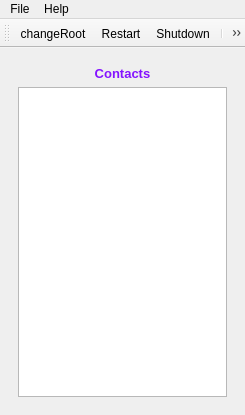
The window that client/qt/client.ui (LaKabane/tNETacle) describes before a commit, drawn with Qt 5.
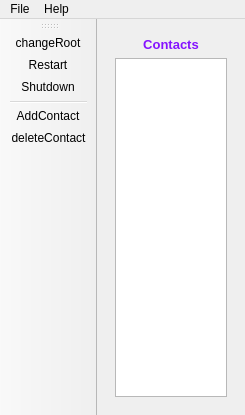
The same window after the commit. Icons and pictures are not drawn.

Commit message: change to client default position

What changed in the file:
```diff
--- a/client/qt/client.ui
+++ b/client/qt/client.ui
@@ -42,7 +42,7 @@
     <string>toolBar</string>
    </property>
    <attribute name="toolBarArea">
-    <enum>TopToolBarArea</enum>
+    <enum>LeftToolBarArea</enum>
    </attribute>
    <attribute name="toolBarBreak">
     <bool>false</bool>
```
Left out of the diff: 7 changed lines with no effect on the pictures.
